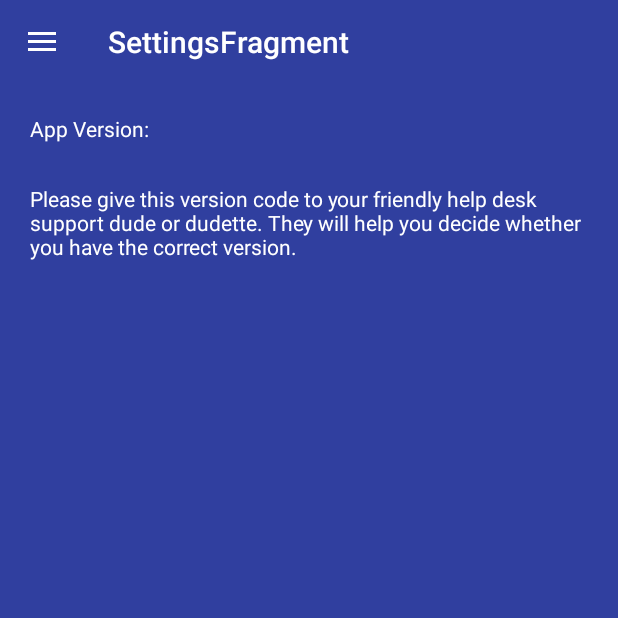
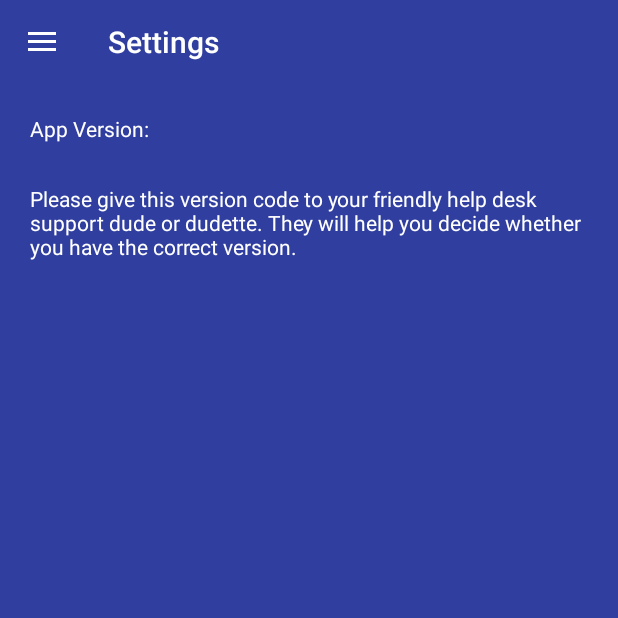
Before and after one commit to shredderskelton/androidtemplate, an Android app: the fragment SettingsFragment placed in its activity, on a phone screen of 412 x 824 dp, the top half of it. Run offline under Robolectric (Android 15) with nearby library versions, the phone set to English and light mode, and no system bars; our stand-ins replace ButterKnife.

Commit message:
Updated settings text

```diff
--- a/app/src/main/java/com/shredder/shellproject/fragments/SettingsFragment.java
+++ b/app/src/main/java/com/shredder/shellproject/fragments/SettingsFragment.java
@@ -37,6 +37,6 @@ public class SettingsFragment extends BaseFragment {
 
     @Override
     protected String getTitle() {
-        return "SettingsFragment";
+        return "Settings";
     }
 }
```
